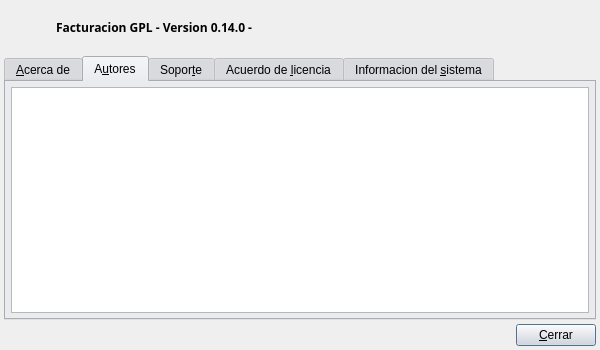
The window that bulmages/bulmafact/src/bfaboutbase.ui (eboladev/Bulmages-1) describes before a commit, drawn with Qt 5.
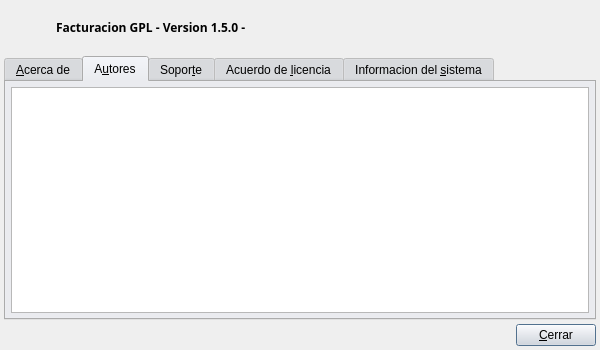
The same window after the commit. The open tabs and pages were chosen to show the change. Icons and pictures are not drawn.

Commit message: Creo la nueva versión, los archivos de parches sql y cambio bulmasetup para que los aplique asi como los abouts para que muestren la nueva version

```diff
--- a/bulmages/bulmafact/src/bfaboutbase.ui
+++ b/bulmages/bulmafact/src/bfaboutbase.ui
@@ -571,7 +571,7 @@
 &lt;html&gt;&lt;head&gt;&lt;meta name=&quot;qrichtext&quot; content=&quot;1&quot; /&gt;&lt;style type=&quot;text/css&quot;&gt;
 p, li { white-space: pre-wrap; }
 &lt;/style&gt;&lt;/head&gt;&lt;body style=&quot; font-family:'Sans Serif'; font-size:9pt; font-weight:600; font-style:normal;&quot;&gt;
-&lt;p style=&quot; margin-top:0px; margin-bottom:0px; margin-left:0px; margin-right:0px; -qt-block-indent:0; text-indent:0px;&quot;&gt;Facturacion GPL - Version 0.14.0 -&lt;/p&gt;&lt;/body&gt;&lt;/html&gt;</string>
+&lt;p style=&quot; margin-top:0px; margin-bottom:0px; margin-left:0px; margin-right:0px; -qt-block-indent:0; text-indent:0px;&quot;&gt;Facturacion GPL - Version 1.5.0 -&lt;/p&gt;&lt;/body&gt;&lt;/html&gt;</string>
          </property>
         </widget>
        </item>
```
Left out of the diff: 4 changed lines with no effect on the pictures. The commit also changes 13 other files.
